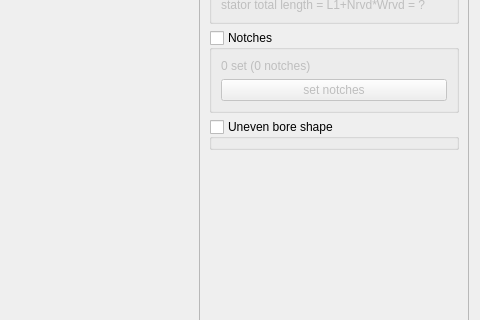
Old version of the form pyleecan/GUI/Dialog/DMachineSetup/SLamShape/SLamShape.ui in the repository Eomys/pyleecan; both pictures show x 603 to 1083 and y 260 to 580 of the 1083 by 846 pixel window.
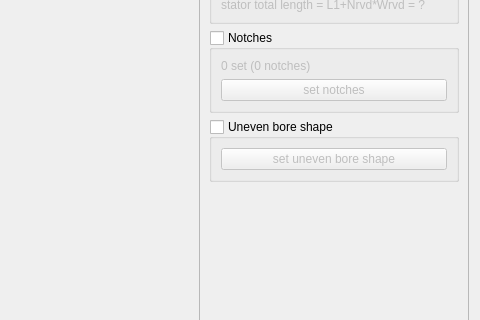
New version of the form. Custom widgets are drawn as their Qt base class.

Commit message: [NF] Bore shape in GUI

The edit to the form file:
```diff
--- a/pyleecan/GUI/Dialog/DMachineSetup/SLamShape/SLamShape.ui
+++ b/pyleecan/GUI/Dialog/DMachineSetup/SLamShape/SLamShape.ui
@@ -54,8 +54,8 @@
          <rect>
           <x>0</x>
           <y>0</y>
-          <width>268</width>
-          <height>793</height>
+          <width>272</width>
+          <height>762</height>
          </rect>
         </property>
         <layout class="QVBoxLayout" name="verticalLayout_5">
@@ -280,6 +280,15 @@
            <property name="checked">
             <bool>false</bool>
            </property>
+           <layout class="QVBoxLayout" name="verticalLayout_6">
+            <item>
+             <widget class="QPushButton" name="b_bore">
+              <property name="text">
+               <string>set uneven bore shape</string>
+              </property>
+             </widget>
+            </item>
+           </layout>
           </widget>
          </item>
          <item>
```
The commit also changes 26 other files.
